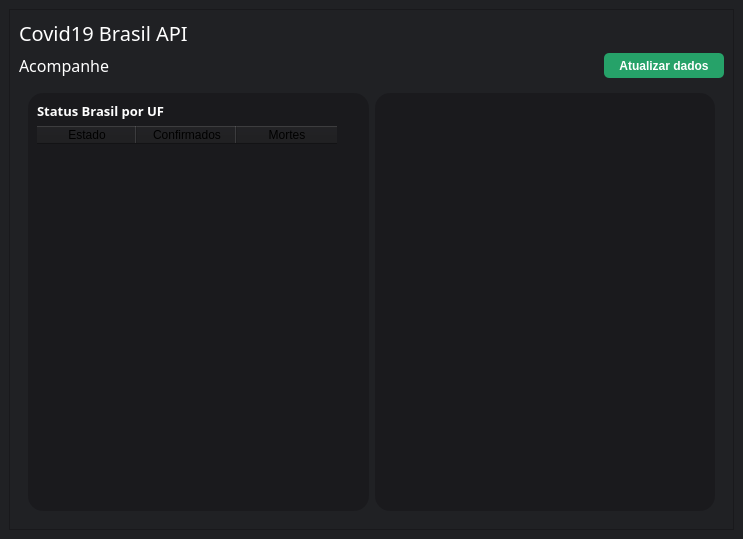
Qt form Covid19Brazil/view/Home.ui (Wth10/Python-Qt) before a commit.
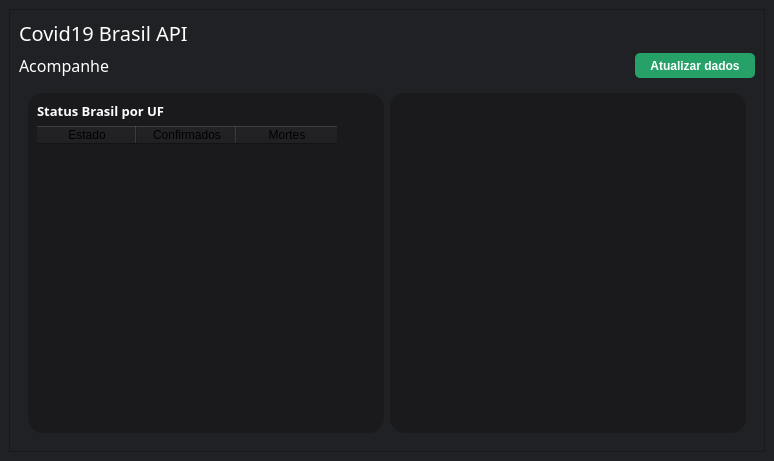
The same form after that commit. Icons and pictures are not drawn.

Patch:
```diff
--- a/Covid19Brazil/view/Home.ui
+++ b/Covid19Brazil/view/Home.ui
@@ -6,8 +6,8 @@
    <rect>
     <x>0</x>
     <y>0</y>
-    <width>743</width>
-    <height>539</height>
+    <width>774</width>
+    <height>461</height>
    </rect>
   </property>
   <property name="windowTitle">
@@ -252,8 +252,8 @@
                  <rect>
                   <x>0</x>
                   <y>0</y>
-                  <width>322</width>
-                  <height>303</height>
+                  <width>338</width>
+                  <height>225</height>
                  </rect>
                 </property>
                 <layout class="QVBoxLayout" name="verticalLayout_5">
```
